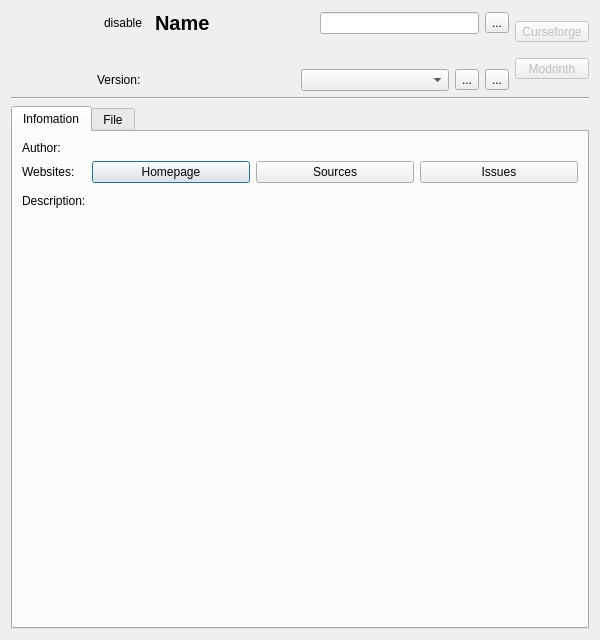
The window that src/ui/local/localmoddialog.ui (kaniol-lck/modmanager) describes before a commit, drawn with Qt 5.
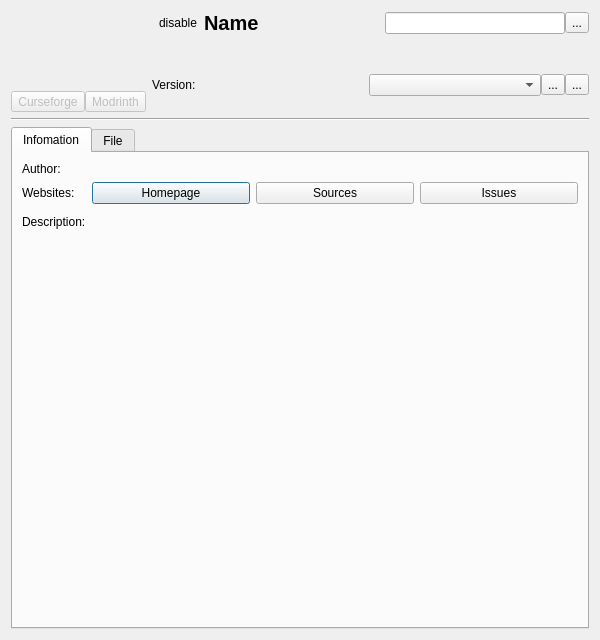
The same window after the commit. Icons and pictures are not drawn. Custom widgets are drawn as their Qt base class.

Commit message: tweak lcoal mod dialog ui

```diff
--- a/src/ui/local/localmoddialog.ui
+++ b/src/ui/local/localmoddialog.ui
@@ -14,64 +14,234 @@
    <string>Dialog</string>
   </property>
   <layout class="QGridLayout" name="gridLayout_2">
-   <item row="3" column="0" colspan="3">
+   <item row="0" column="0">
+    <layout class="QHBoxLayout" name="horizontalLayout_6">
+     <item>
+      <layout class="QVBoxLayout" name="verticalLayout">
+       <property name="spacing">
+        <number>0</number>
+       </property>
+       <item>
+        <widget class="QLabel" name="modIcon">
+         <property name="sizePolicy">
+          <sizepolicy hsizetype="Fixed" vsizetype="Fixed">
+           <horstretch>0</horstretch>
+           <verstretch>0</verstretch>
+          </sizepolicy>
+         </property>
+         <property name="minimumSize">
+          <size>
+           <width>80</width>
+           <height>80</height>
+          </size>
+         </property>
+         <property name="maximumSize">
+          <size>
+           <width>80</width>
+           <height>80</height>
+          </size>
+         </property>
+         <property name="text">
+          <string/>
+         </property>
+        </widget>
+       </item>
+       <item>
+        <layout class="QHBoxLayout" name="horizontalLayout_5">
+         <item>
+          <widget class="QToolButton" name="curseforgeButton">
+           <property name="enabled">
+            <bool>false</bool>
+           </property>
+           <property name="sizePolicy">
+            <sizepolicy hsizetype="Preferred" vsizetype="Fixed">
+             <horstretch>0</horstretch>
+             <verstretch>0</verstretch>
+            </sizepolicy>
+           </property>
+           <property name="text">
+            <string>Curseforge</string>
+           </property>
+           <property name="icon">
+            <iconset resource="../../images/image.qrc">
+             <normaloff>:/image/curseforge.svg</normaloff>:/image/curseforge.svg</iconset>
+           </property>
+           <property name="toolButtonStyle">
+            <enum>Qt::ToolButtonIconOnly</enum>
+           </property>
+          </widget>
+         </item>
+         <item>
+          <widget class="QToolButton" name="modrinthButton">
+           <property name="enabled">
+            <bool>false</bool>
+           </property>
+           <property name="sizePolicy">
+            <sizepolicy hsizetype="Preferred" vsizetype="Fixed">
+             <horstretch>0</horstretch>
+             <verstretch>0</verstretch>
+            </sizepolicy>
+           </property>
+           <property name="text">
+            <string>Modrinth</string>
+           </property>
+           <property name="icon">
+            <iconset resource="../../images/image.qrc">
+             <normaloff>:/image/modrinth.svg</normaloff>:/image/modrinth.svg</iconset>
+           </property>
+           <property name="toolButtonStyle">
+            <enum>Qt::ToolButtonIconOnly</enum>
+           </property>
+          </widget>
+         </item>
+        </layout>
+       </item>
+      </layout>
+     </item>
+     <item>
+      <layout class="QVBoxLayout" name="verticalLayout_2">
+       <property name="spacing">
+        <number>0</number>
+       </property>
+       <item>
+        <layout class="QHBoxLayout" name="horizontalLayout_2">
+         <item>
+          <widget class="QToolButton" name="disableButton">
+           <property name="text">
+            <string>disable</string>
+           </property>
+           <property name="icon">
+            <iconset theme="action-unavailable-symbolic">
+             <normaloff>.</normaloff>.</iconset>
+           </property>
+           <property name="checkable">
+            <bool>true</bool>
+           </property>
+           <property name="autoRaise">
+            <bool>true</bool>
+           </property>
+          </widget>
+         </item>
+         <item>
+          <widget class="QLabel" name="modName">
+           <property name="sizePolicy">
+            <sizepolicy hsizetype="Expanding" vsizetype="Minimum">
+             <horstretch>0</horstretch>
+             <verstretch>0</verstretch>
+            </sizepolicy>
+           </property>
+           <property name="font">
+            <font>
+             <pointsize>15</pointsize>
+             <weight>75</weight>
+             <bold>true</bold>
+            </font>
+           </property>
+           <property name="text">
+            <string notr="true">Name</string>
+           </property>
+           <property name="wordWrap">
+            <bool>true</bool>
+           </property>
+          </widget>
+         </item>
+         <item>
+          <widget class="QLineEdit" name="aliasText"/>
+         </item>
+         <item>
+          <widget class="QToolButton" name="editAliasButton">
+           <property name="text">
+            <string>...</string>
+           </property>
+           <property name="icon">
+            <iconset theme="entry-edit">
+             <normaloff>.</normaloff>.</iconset>
+           </property>
+           <property name="checkable">
+            <bool>true</bool>
+           </property>
+          </widget>
+         </item>
+        </layout>
+       </item>
+       <item>
+        <widget class="TagsFlowWidget" name="tagsWidget" native="true">
+         <property name="contextMenuPolicy">
+          <enum>Qt::CustomContextMenu</enum>
+         </property>
+        </widget>
+       </item>
+       <item>
+        <layout class="QFormLayout" name="formLayout">
+         <property name="horizontalSpacing">
+          <number>0</number>
+         </property>
+         <property name="verticalSpacing">
+          <number>0</number>
+         </property>
+         <item row="0" column="0">
+          <widget class="QLabel" name="label">
+           <property name="text">
+            <string>Version:</string>
+           </property>
+          </widget>
+         </item>
+         <item row="0" column="1">
+          <layout class="QHBoxLayout" name="horizontalLayout_4">
+           <item>
+            <widget class="QLabel" name="versionText">
+             <property name="text">
+              <string notr="true"/>
+             </property>
+            </widget>
+           </item>
+           <item>
+            <widget class="QComboBox" name="versionSelect"/>
+           </item>
+           <item>
+            <widget class="QToolButton" name="rollbackButton">
+             <property name="toolTip">
+              <string>Roll back to this version</string>
+             </property>
+             <property name="text">
+              <string>...</string>
+             </property>
+             <property name="icon">
+              <iconset theme="backup">
+               <normaloff>.</normaloff>.</iconset>
+             </property>
+            </widget>
+           </item>
+           <item>
+            <widget class="QToolButton" name="deleteButton">
+             <property name="toolTip">
+              <string>Delete this version</string>
+             </property>
+             <property name="text">
+              <string>...</string>
+             </property>
+             <property name="icon">
+              <iconset theme="delete">
+               <normaloff>.</normaloff>.</iconset>
+             </property>
+            </widget>
+           </item>
+          </layout>
+         </item>
+        </layout>
+       </item>
+      </layout>
+     </item>
+    </layout>
+   </item>
+   <item row="1" column="0">
     <widget class="Line" name="line">
      <property name="orientation">
       <enum>Qt::Horizontal</enum>
      </property>
     </widget>
    </item>
-   <item row="0" column="2" rowspan="3">
-    <layout class="QVBoxLayout" name="verticalLayout">
-     <item>
-      <widget class="QToolButton" name="curseforgeButton">
-       <property name="enabled">
-        <bool>false</bool>
-       </property>
-       <property name="sizePolicy">
-        <sizepolicy hsizetype="Preferred" vsizetype="Fixed">
-         <horstretch>0</horstretch>
-         <verstretch>0</verstretch>
-        </sizepolicy>
-       </property>
-       <property name="text">
-        <string>Curseforge</string>
-       </property>
-       <property name="icon">
-        <iconset resource="../../images/image.qrc">
-         <normaloff>:/image/curseforge.svg</normaloff>:/image/curseforge.svg</iconset>
-       </property>
-       <property name="toolButtonStyle">
-        <enum>Qt::ToolButtonTextBesideIcon</enum>
-       </property>
-      </widget>
-     </item>
-     <item>
-      <widget class="QToolButton" name="modrinthButton">
-       <property name="enabled">
-        <bool>false</bool>
-       </property>
-       <property name="sizePolicy">
-        <sizepolicy hsizetype="Preferred" vsizetype="Fixed">
-         <horstretch>0</horstretch>
-         <verstretch>0</verstretch>
-        </sizepolicy>
-       </property>
-       <property name="text">
-        <string>Modrinth</string>
-       </property>
-       <property name="icon">
-        <iconset resource="../../images/image.qrc">
-         <normaloff>:/image/modrinth.svg</normaloff>:/image/modrinth.svg</iconset>
-       </property>
-       <property name="toolButtonStyle">
-        <enum>Qt::ToolButtonTextBesideIcon</enum>
-       </property>
-      </widget>
-     </item>
-    </layout>
-   </item>
-   <item row="4" column="0" colspan="3">
+   <item row="2" column="0">
     <widget class="QTabWidget" name="tabWidget">
      <property name="currentIndex">
       <number>0</number>
@@ -271,152 +441,6 @@
      </widget>
     </widget>
    </item>
-   <item row="0" column="1">
-    <layout class="QHBoxLayout" name="horizontalLayout_2">
-     <item>
-      <widget class="QToolButton" name="disableButton">
-       <property name="text">
-        <string>disable</string>
-       </property>
-       <property name="icon">
-        <iconset theme="action-unavailable-symbolic">
-         <normaloff>.</normaloff>.</iconset>
-       </property>
-       <property name="checkable">
-        <bool>true</bool>
-       </property>
-       <property name="autoRaise">
-        <bool>true</bool>
-       </property>
-      </widget>
-     </item>
-     <item>
-      <widget class="QLabel" name="modName">
-       <property name="sizePolicy">
-        <sizepolicy hsizetype="Expanding" vsizetype="Minimum">
-         <horstretch>0</horstretch>
-         <verstretch>0</verstretch>
-        </sizepolicy>
-       </property>
-       <property name="font">
-        <font>
-         <pointsize>15</pointsize>
-         <weight>75</weight>
-         <bold>true</bold>
-        </font>
-       </property>
-       <property name="text">
-        <string notr="true">Name</string>
-       </property>
-       <property name="wordWrap">
-        <bool>true</bool>
-       </property>
-      </widget>
-     </item>
-     <item>
-      <widget class="QLineEdit" name="aliasText"/>
-     </item>
-     <item>
-      <widget class="QToolButton" name="editAliasButton">
-       <property name="text">
-        <string>...</string>
-       </property>
-       <property name="icon">
-        <iconset theme="entry-edit">
-         <normaloff>.</normaloff>.</iconset>
-       </property>
-       <property name="checkable">
-        <bool>true</bool>
-       </property>
-      </widget>
-     </item>
-    </layout>
-   </item>
-   <item row="0" column="0" rowspan="3">
-    <widget class="QLabel" name="modIcon">
-     <property name="sizePolicy">
-      <sizepolicy hsizetype="Fixed" vsizetype="Fixed">
-       <horstretch>0</horstretch>
-       <verstretch>0</verstretch>
-      </sizepolicy>
-     </property>
-     <property name="minimumSize">
-      <size>
-       <width>80</width>
-       <height>80</height>
-      </size>
-     </property>
-     <property name="maximumSize">
-      <size>
-       <width>80</width>
-       <height>80</height>
-      </size>
-     </property>
-     <property name="text">
-      <string/>
-     </property>
-    </widget>
-   </item>
-   <item row="2" column="1">
-    <layout class="QFormLayout" name="formLayout">
-     <item row="0" column="0">
-      <widget class="QLabel" name="label">
-       <property name="text">
-        <string>Version:</string>
-       </property>
-      </widget>
-     </item>
-     <item row="0" column="1">
-      <layout class="QHBoxLayout" name="horizontalLayout_4">
-       <item>
-        <widget class="QLabel" name="versionText">
-         <property name="text">
-          <string notr="true"/>
-         </property>
-        </widget>
-       </item>
-       <item>
-        <widget class="QComboBox" name="versionSelect"/>
-       </item>
-       <item>
-        <widget class="QToolButton" name="rollbackButton">
-         <property name="toolTip">
-          <string>Roll back to this version</string>
-         </property>
-         <property name="text">
-          <string>...</string>
-         </property>
-         <property name="icon">
-          <iconset theme="backup">
-           <normaloff>.</normaloff>.</iconset>
-         </property>
-        </widget>
-       </item>
-       <item>
-        <widget class="QToolButton" name="deleteButton">
-         <property name="toolTip">
-          <string>Delete this version</string>
-         </property>
-         <property name="text">
-          <string>...</string>
-         </property>
-         <property name="icon">
-          <iconset theme="delete">
-           <normaloff>.</normaloff>.</iconset>
-         </property>
-        </widget>
-       </item>
-      </layout>
-     </item>
-    </layout>
-   </item>
-   <item row="1" column="1">
-    <widget class="TagsFlowWidget" name="tagsWidget" native="true">
-     <property name="contextMenuPolicy">
-      <enum>Qt::CustomContextMenu</enum>
-     </property>
-    </widget>
-   </item>
   </layout>
  </widget>
  <customwidgets>
```
Left out of the diff: 1 changed line with no effect on the pictures.
